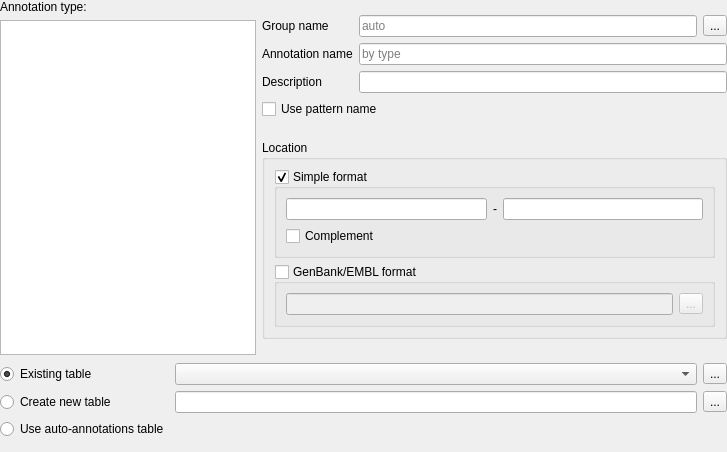
Old version of the form src/corelibs/U2Gui/src/util/ui/CreateAnnotationFullWidget.ui in the repository violethaze74/ugene.
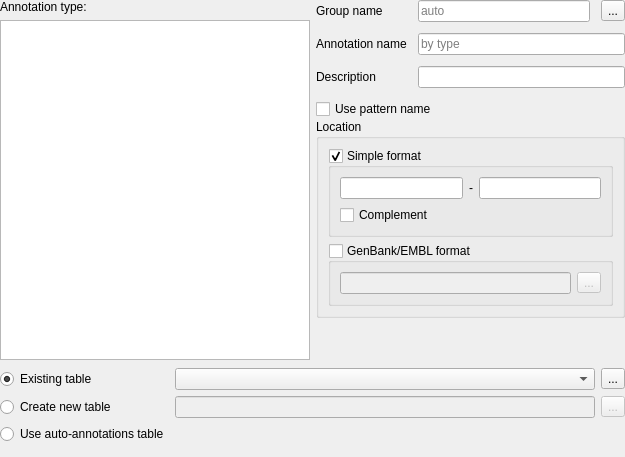
New version of the form. Icons and pictures are not drawn.

Commit message: UGENE-4033: New annotation dialog: wrong line edit state Also includes CreateAnnotationWidget GUI improvements: layout with hidden location is redisigned

```diff
--- a/src/corelibs/U2Gui/src/util/ui/CreateAnnotationFullWidget.ui
+++ b/src/corelibs/U2Gui/src/util/ui/CreateAnnotationFullWidget.ui
@@ -6,8 +6,8 @@
    <rect>
     <x>0</x>
     <y>0</y>
-    <width>727</width>
-    <height>452</height>
+    <width>625</width>
+    <height>457</height>
    </rect>
   </property>
   <property name="sizePolicy">
@@ -27,7 +27,7 @@
     <number>0</number>
    </property>
    <item>
-    <layout class="QHBoxLayout" name="annotationParametersLayout" stretch="0,1">
+    <layout class="QHBoxLayout" name="annotationParametersLayout" stretch="0,0">
      <property name="sizeConstraint">
       <enum>QLayout::SetMinAndMaxSize</enum>
      </property>
@@ -56,6 +56,17 @@
       </layout>
      </item>
      <item>
+      <layout class="QVBoxLayout" name="spacerLayout" stretch="1,0">
+       <property name="spacing">
+        <number>0</number>
+       </property>
+       <property name="sizeConstraint">
+        <enum>QLayout::SetMinAndMaxSize</enum>
+       </property>
+       <property name="bottomMargin">
+        <number>0</number>
+       </property>
+       <item>
       <layout class="QVBoxLayout" name="parametersLayout">
        <property name="sizeConstraint">
         <enum>QLayout::SetMinAndMaxSize</enum>
@@ -63,11 +74,17 @@
        <property name="topMargin">
         <number>0</number>
        </property>
+         <property name="bottomMargin">
+          <number>0</number>
+         </property>
        <item>
         <layout class="QGridLayout" name="gridLayout">
          <property name="sizeConstraint">
           <enum>QLayout::SetMinAndMaxSize</enum>
          </property>
+           <property name="spacing">
+            <number>11</number>
+           </property>
          <item row="1" column="0">
           <widget class="QLabel" name="lblAnnotationName">
            <property name="text">
@@ -137,6 +154,12 @@
        </item>
        <item>
         <widget class="QGroupBox" name="gbLocation">
+           <property name="sizePolicy">
+            <sizepolicy hsizetype="Preferred" vsizetype="Minimum">
+             <horstretch>0</horstretch>
+             <verstretch>0</verstretch>
+            </sizepolicy>
+           </property>
          <property name="title">
           <string>Location</string>
          </property>
@@ -230,6 +253,21 @@
        </item>
       </layout>
      </item>
+       <item>
+        <spacer name="verticalSpacer">
+         <property name="orientation">
+          <enum>Qt::Vertical</enum>
+         </property>
+         <property name="sizeHint" stdset="0">
+          <size>
+           <width>20</width>
+           <height>40</height>
+          </size>
+         </property>
+        </spacer>
+       </item>
+      </layout>
+     </item>
     </layout>
    </item>
    <item>
@@ -285,7 +323,11 @@
        </widget>
       </item>
       <item row="2" column="1">
-       <widget class="QLineEdit" name="leNewTablePath"/>
+       <widget class="QLineEdit" name="leNewTablePath">
+        <property name="enabled">
+         <bool>false</bool>
+        </property>
+       </widget>
       </item>
       <item row="1" column="0">
        <widget class="QRadioButton" name="rbExistingTable">
@@ -306,6 +348,9 @@
       </item>
       <item row="2" column="2">
        <widget class="QToolButton" name="tbBrowseNewTable">
+        <property name="enabled">
+         <bool>false</bool>
+        </property>
         <property name="text">
          <string>...</string>
         </property>
```
Left out of the diff: 16 changed lines with no effect on the pictures. Lines whose indentation alone changed are shown as unchanged. The commit also changes 4 other files.
